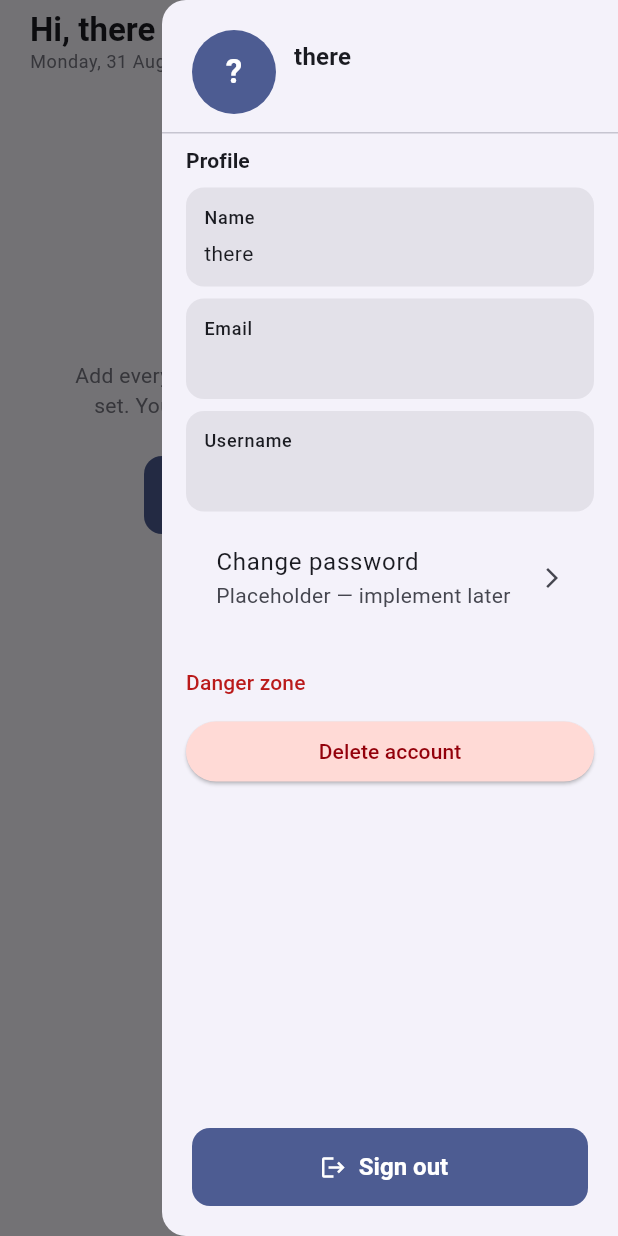
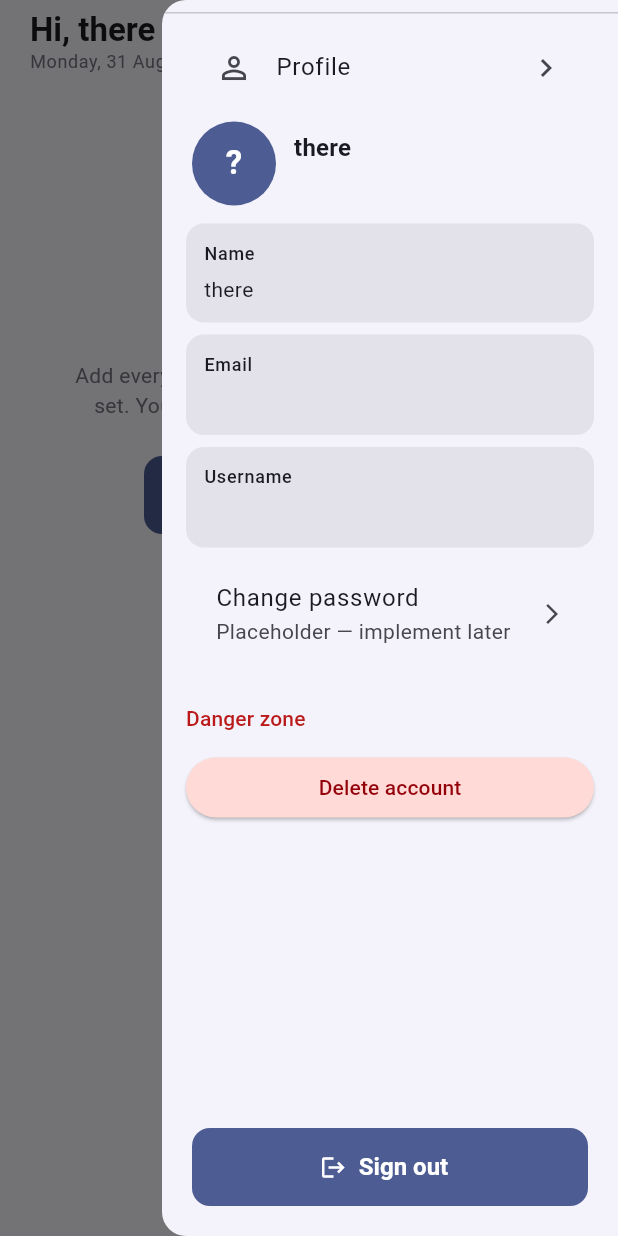
Before and after one commit to FLUTTERROJ/GymLog, a Flutter app: the HomeScreen screen opened directly, with the side drawer open, on a phone screen of 412 x 824 dp. Run offline on Flutter 3.47's test engine with Material 3 defaults, Android fonts, the light colour scheme and no system bars; our stand-ins replace supabase_flutter; accounts and stored records are empty.

Commit message:
Changed the theme logo design and made a profile tab which shows the profile page

```diff
--- a/frontend/lib/screens/home/home_screen.dart
+++ b/frontend/lib/screens/home/home_screen.dart
@@ -370,23 +370,23 @@ class _ThemeToggleButton extends StatelessWidget {
   Widget build(BuildContext context) {
     final themeSvc = context.watch<ThemeService>();
     final mode = themeSvc.mode;
+    final platformBrightness = MediaQuery.platformBrightnessOf(context);
+    final showingDark =
+        mode == ThemeMode.dark ||
+        (mode == ThemeMode.system && platformBrightness == Brightness.dark);
 
-    IconData icon;
     String tooltip;
     if (mode == ThemeMode.system) {
-      icon = Icons.brightness_auto;
       tooltip = 'Theme: device';
     } else if (mode == ThemeMode.light) {
-      icon = Icons.wb_sunny;
       tooltip = 'Theme: light';
     } else {
-      icon = Icons.nights_stay;
       tooltip = 'Theme: dark';
     }
 
     return PopupMenuButton<String>(
       tooltip: tooltip,
-      icon: Icon(icon),
+      icon: Icon(showingDark ? Icons.nightlight_round : Icons.wb_sunny),
       onSelected: (v) {
         if (v == 'system') themeSvc.setMode(ThemeMode.system);
         if (v == 'light') themeSvc.setMode(ThemeMode.light);
--- a/frontend/lib/widgets/profile_drawer.dart
+++ b/frontend/lib/widgets/profile_drawer.dart
@@ -18,15 +18,30 @@ class ProfileDrawer extends StatelessWidget {
         child: Column(
           crossAxisAlignment: CrossAxisAlignment.stretch,
           children: [
+            const SizedBox(height: 8),
+            const Divider(),
+            Expanded(
+              child: ListView(
+                padding: const EdgeInsets.symmetric(horizontal: 16),
+                children: [
+                  const SizedBox(height: 8),
+                  ListTile(
+                    leading: const Icon(Icons.person_outline),
+                    trailing: const Icon(Icons.chevron_right),
+                    title: const Text('Profile'),
+                  ),
+                  const SizedBox(height: 8),
                   Padding(
-              padding: const EdgeInsets.fromLTRB(20, 20, 20, 12),
+                    padding: const EdgeInsets.fromLTRB(4, 0, 4, 12),
                     child: Row(
                       children: [
                         CircleAvatar(
                           radius: 28,
                           backgroundColor: theme.colorScheme.primary,
                           child: Text(
-                      (profile?.username ?? auth.displayName).trim().isNotEmpty
+                            (profile?.username ?? auth.displayName)
+                                    .trim()
+                                    .isNotEmpty
                                 ? (profile?.username ?? auth.displayName)
                                     .trim()
                                     .substring(0, 1)
@@ -60,18 +75,6 @@ class ProfileDrawer extends StatelessWidget {
                       ],
                     ),
                   ),
-            const Divider(),
-            Expanded(
-              child: ListView(
-                padding: const EdgeInsets.symmetric(horizontal: 16),
-                children: [
-                  const SizedBox(height: 8),
-                  Text(
-                    'Profile',
-                    style: theme.textTheme.titleSmall
-                        ?.copyWith(fontWeight: FontWeight.w700),
-                  ),
-                  const SizedBox(height: 8),
                   PanelRow(label: 'Name', value: auth.displayName),
                   const SizedBox(height: 8),
                   PanelRow(label: 'Email', value: auth.email),
```
Lines whose indentation alone changed are shown as unchanged.
